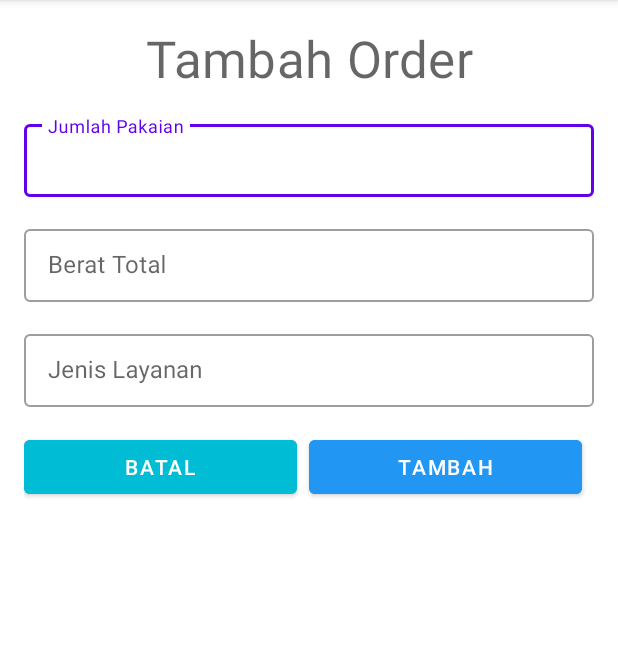
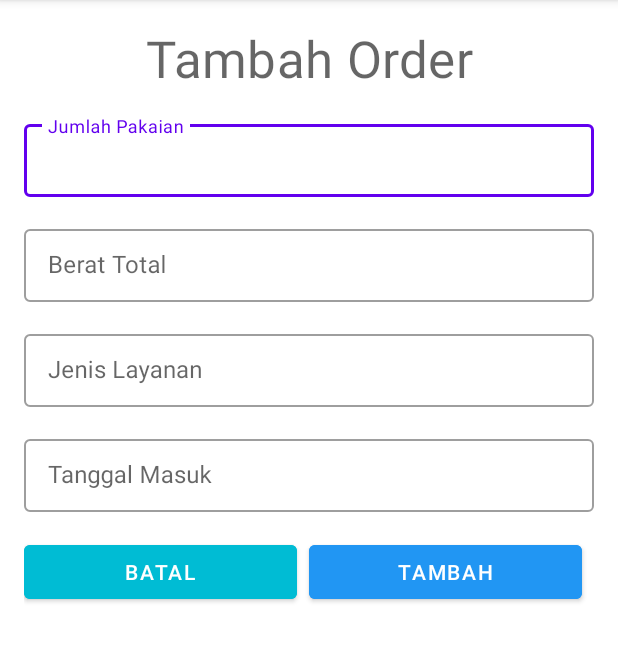
Before and after one commit to dimasdaniel209/PBP_UAS_B_KelB, an Android app: the fragment AddFragment shown on its own in the app's theme, on a phone screen of 412 x 824 dp, the part 84-746 px from its top. Run offline under Robolectric (Android 15) with nearby library versions, the light colour scheme and no system bars; our stand-ins replace data binding.

Commit message:
master file

```diff
--- a/app/src/main/java/com/laundry/laundry/AddFragment.java
+++ b/app/src/main/java/com/laundry/laundry/AddFragment.java
@@ -1,11 +1,17 @@
 package com.laundry.laundry;
 
+import android.app.DatePickerDialog;
+import android.graphics.Color;
+import android.graphics.drawable.ColorDrawable;
 import android.os.AsyncTask;
 import android.os.Bundle;
+import android.util.Log;
 import android.view.LayoutInflater;
 import android.view.View;
 import android.view.ViewGroup;
 import android.widget.Button;
+import android.widget.DatePicker;
+import android.widget.TextView;
 import android.widget.Toast;
 
 import androidx.annotation.NonNull;
@@ -17,14 +23,18 @@ import com.google.android.material.textfield.TextInputEditText;
 import com.laundry.laundry.database.DatabaseOrder;
 import com.laundry.laundry.model.Order;
 
+import java.util.Calendar;
+
 public class AddFragment extends Fragment {
 
-    TextInputEditText edtJumlah, edtBerat, edtLayanan;
+    TextInputEditText edtJumlah, edtBerat, edtLayanan, mDisplayDate;
     Button cancelBtn, addBtn;
 
     String tempJumlah, tempBerat, layanan;
     int jumlah;
     double berat;
+    private DatePickerDialog.OnDateSetListener mDateSetListener;
+    private static final String TAG = "MainActivity";
 
     public AddFragment() {
         // Required empty public constructor
@@ -40,6 +50,7 @@ public class AddFragment extends Fragment {
         edtLayanan = view.findViewById(R.id.add_layanan);
         cancelBtn = view.findViewById(R.id.btnCancel);
         addBtn = view.findViewById(R.id.btnAdd);
+        mDisplayDate = view.findViewById(R.id.add_date);
 
         cancelBtn.setOnClickListener(new View.OnClickListener() {
             @Override
@@ -48,6 +59,35 @@ public class AddFragment extends Fragment {
                 transaction.hide(AddFragment.this).commit();
             }
         });
+
+        mDisplayDate.setOnClickListener(new View.OnClickListener() {
+            @Override
+            public void onClick(View view) {
+                Calendar cal = Calendar.getInstance();
+                int year = cal.get(Calendar.YEAR);
+                int month = cal.get(Calendar.MONTH);
+                int day = cal.get(Calendar.DAY_OF_MONTH);
+
+                DatePickerDialog dialog = new DatePickerDialog(
+                        getActivity().getApplicationContext(),
+                        android.R.style.Theme_Holo_Light_Dialog_MinWidth,
+                        mDateSetListener,
+                        year,month,day);
+                dialog.getWindow().setBackgroundDrawable(new ColorDrawable(Color.TRANSPARENT));
+                dialog.show();
+            }
+        });
+
+        mDateSetListener = new DatePickerDialog.OnDateSetListener() {
+            @Override
+            public void onDateSet(DatePicker datePicker, int year, int month, int day) {
+                month = month + 1;
+                Log.d(TAG, "onDateSet: mm/dd/yyy: " + month + "/" + day + "/" + year);
+
+                String date = month + "/" + day + "/" + year;
+                mDisplayDate.setText(date);
+            }
+        };
 
         return view;
     }
--- a/app/src/main/java/com/laundry/laundry/adapter/OrderRecyclerViewAdapter.java
+++ b/app/src/main/java/com/laundry/laundry/adapter/OrderRecyclerViewAdapter.java
@@ -9,6 +9,7 @@ import android.widget.Filter;
 import android.widget.TextView;
 
 import androidx.annotation.NonNull;
+
 import androidx.appcompat.app.AppCompatActivity;
 import androidx.recyclerview.widget.RecyclerView;
 
@@ -35,7 +36,7 @@ public class OrderRecyclerViewAdapter extends RecyclerView.Adapter<OrderRecycler
     @NonNull
     @Override
     public OrderRecyclerViewAdapter.UserViewHolder onCreateViewHolder(@NonNull ViewGroup parent, int viewType) {
-        View view = LayoutInflater.from(context).inflate(R.layout.item_order, parent, false);
+        View view = LayoutInflater.from(parent.getContext()).inflate(R.layout.item_order, parent, false);
         return new UserViewHolder(view);
     }
 
--- a/app/src/main/res/layout/fragment_add.xml
+++ b/app/src/main/res/layout/fragment_add.xml
@@ -72,6 +72,21 @@
                 android:text="@={order.layanan}"/>
         </com.google.android.material.textfield.TextInputLayout>
 
+        <com.google.android.material.textfield.TextInputLayout
+            android:layout_marginTop="16dp"
+            android:layout_width="match_parent"
+            android:layout_height="wrap_content"
+            style="@style/Widget.MaterialComponents.TextInputLayout.OutlinedBox.Dense">
+
+            <com.google.android.material.textfield.TextInputEditText
+                android:id="@+id/add_date"
+                android:layout_width="match_parent"
+                android:layout_height="match_parent"
+                android:autofillHints=""
+                android:hint="@string/date"
+                android:text="@={order.date}"/>
+        </com.google.android.material.textfield.TextInputLayout>
+
         <LinearLayout
             android:orientation="horizontal"
             android:layout_marginTop="16dp"
--- a/app/src/main/res/values/strings.xml
+++ b/app/src/main/res/values/strings.xml
@@ -20,6 +20,7 @@
     <string name="jumlah">Jumlah Pakaian</string>
     <string name="berat">Berat Total</string>
     <string name="layanan">Jenis Layanan</string>
+    <string name="date">Tanggal Masuk</string>
 
     <string name="cancel">BATAL</string>
     <string name="add">TAMBAH</string>
```
Also changed, not shown: app/src/main/java/com/laundry/laundry/model/Order.java (+14 -0 lines).
